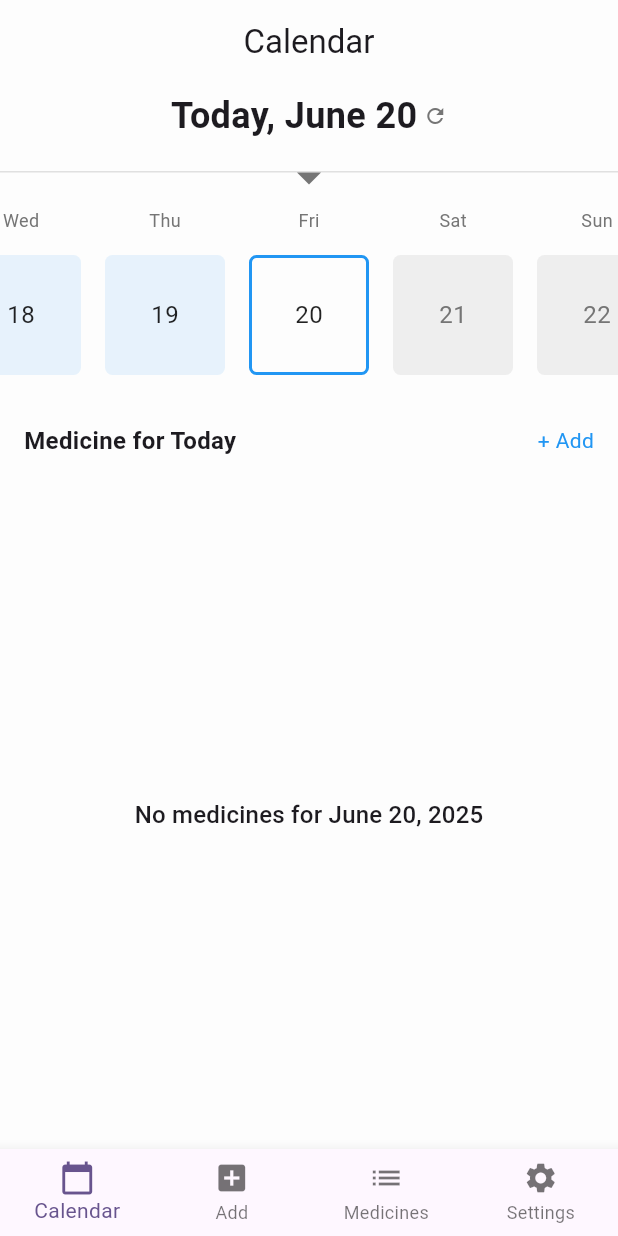
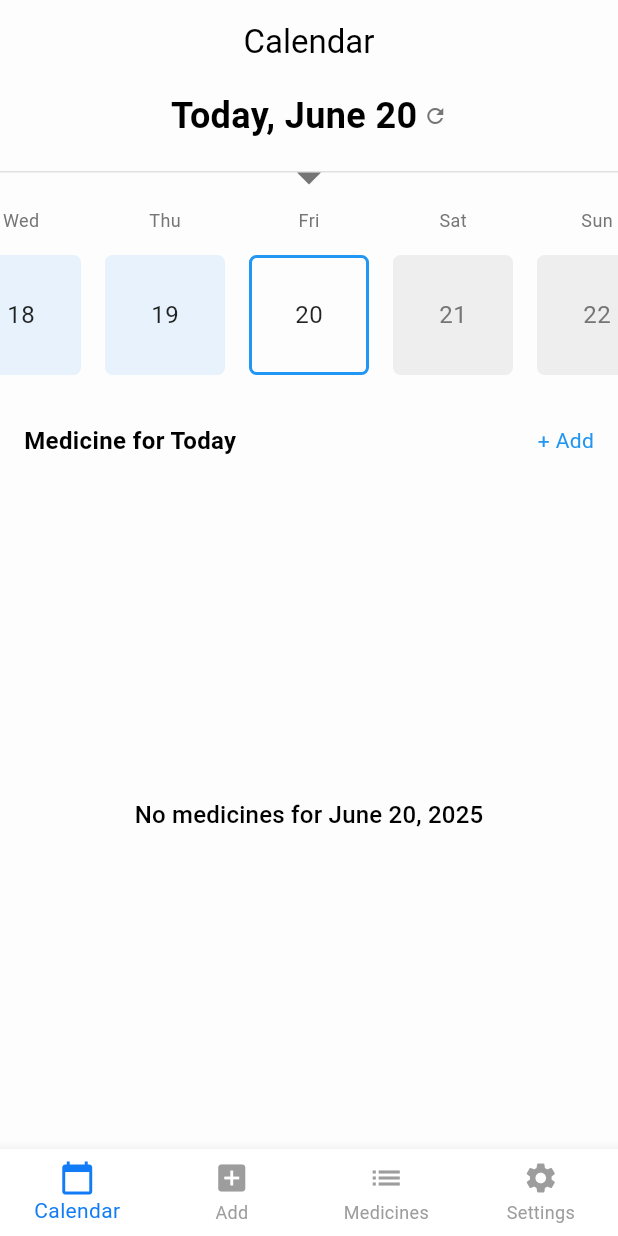
Before and after one commit to GemWinnnn/SchedRx, a Flutter app: the screen it shows after launch, on a phone screen of 412 x 824 dp. Run offline on Flutter 3.47's test engine with Material 3 defaults, Android fonts, the phone set to English and light mode, and no system bars; our stand-ins replace image_picker.

Commit message:
Fluid changes to the nav bar and render issue

```diff
--- a/frontend/lib/main.dart
+++ b/frontend/lib/main.dart
@@ -33,7 +33,9 @@ class MyApp extends StatelessWidget {
         //
         // This works for code too, not just values: Most code changes can be
         // tested with just a hot reload.
-        colorScheme: ColorScheme.fromSeed(seedColor: Colors.deepPurple),
+        colorScheme: ColorScheme.light(
+          surface: Colors.white, // Definite white surface
+        ),
       ),
       home: const MainNavigation(),
     );
@@ -93,6 +95,14 @@ class _MainNavigationState extends State<MainNavigation> {
         ],
         currentIndex: _selectedIndex,
         onTap: _onItemTapped,
+        selectedItemColor: Color(0xFF117CF5), // Active: blue
+        unselectedItemColor: Color.fromARGB(
+          255,
+          157,
+          157,
+          157,
+        ), // Inactive: blue
+        showUnselectedLabels: true, // Always show text
       ),
     );
   }
```
Also changed, not shown: frontend/lib/assets/add.png (added), frontend/lib/assets/calendar.png (added), frontend/lib/assets/medicines.png (added), frontend/lib/assets/settings.png (added), 1 other file.
